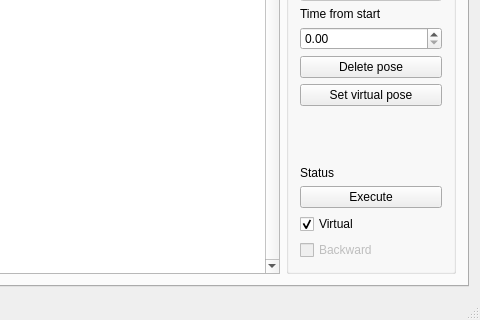
The window that sweetie_bot_joint_trajectory_editor/src/Editor.ui (sweetie-bot-project/sweetie_bot) describes before a commit, drawn with Qt 5; both pictures show x 110 to 590 and y 300 to 620 of the 590 by 620 pixel window.
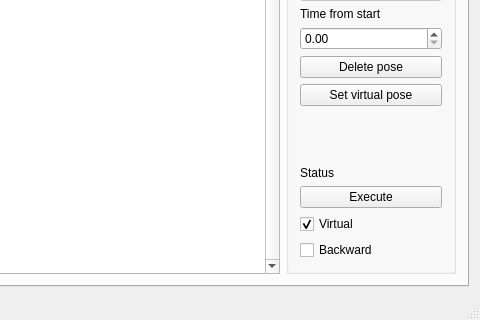
The same window after the commit.

Diff of the .ui file:
```diff
--- a/sweetie_bot_joint_trajectory_editor/src/Editor.ui
+++ b/sweetie_bot_joint_trajectory_editor/src/Editor.ui
@@ -324,7 +324,7 @@
                  <item>
                   <widget class="QCheckBox" name="backwardCheckBox">
                    <property name="enabled">
-                    <bool>false</bool>
+                    <bool>true</bool>
                    </property>
                    <property name="text">
                     <string>Backward</string>
```
